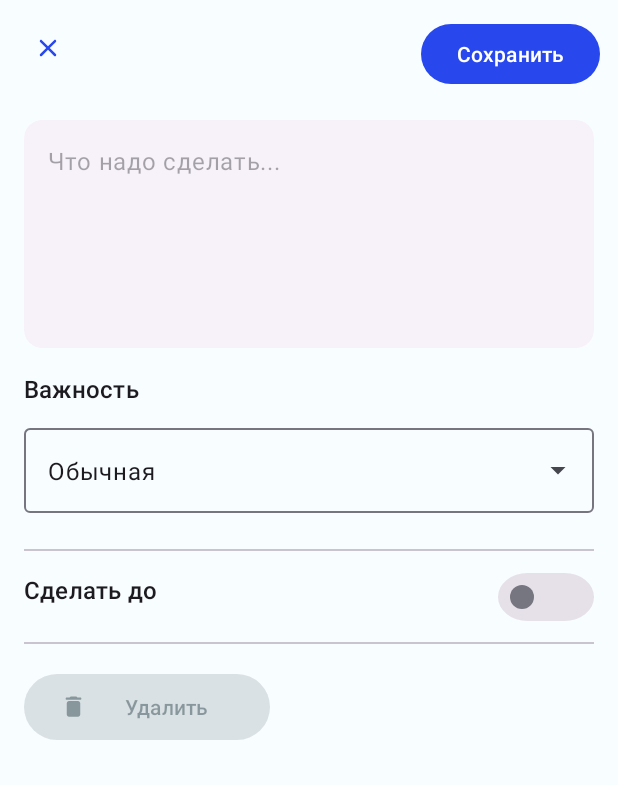
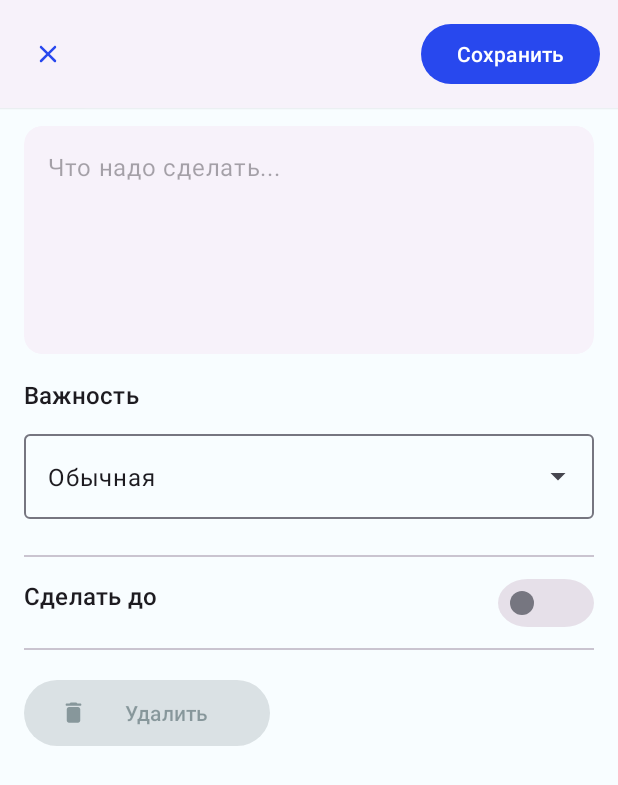
Before and after one commit to Mobile-Developement-School-23/android-todo-app-Maksoha, an Android app built with Jetpack Compose: the screen it shows after launch (MainActivity), after a tap on "Оооооооооооооооооооочееееееееень боооооо", on a phone screen of 412 x 824 dp. Shown: the top 785 px of the screen. Run offline under Robolectric (Android 15) with nearby library versions, the phone set to English and light mode, and no system bars.

Commit message:
add animation

```diff
--- a/app/src/main/res/layout/fragment_to_do_item.xml
+++ b/app/src/main/res/layout/fragment_to_do_item.xml
@@ -1,39 +1,30 @@
 <?xml version="1.0" encoding="utf-8"?>
-<ScrollView xmlns:android="http://schemas.android.com/apk/res/android"
+<androidx.coordinatorlayout.widget.CoordinatorLayout xmlns:android="http://schemas.android.com/apk/res/android"
     xmlns:tools="http://schemas.android.com/tools"
     android:layout_width="match_parent"
     android:layout_height="match_parent"
     xmlns:app="http://schemas.android.com/apk/res-auto"
-    tools:context=".ui.view.ToDoItemFragment"
-    android:orientation="vertical">
+    tools:context=".ui.view.ToDoItemFragment">
+    <com.google.android.material.appbar.AppBarLayout
+        android:id="@+id/appBarLayout"
+        android:layout_width="match_parent"
+        android:layout_height="wrap_content">
+    </com.google.android.material.appbar.AppBarLayout>
+    <androidx.core.widget.NestedScrollView
+        android:layout_width="match_parent"
+        android:layout_height="match_parent">
     <androidx.constraintlayout.widget.ConstraintLayout
         android:layout_width="match_parent"
         android:layout_height="wrap_content">
-            <com.google.android.material.button.MaterialButton
-                android:layout_width="64dp"
-                android:layout_height="64dp"
-                android:id="@+id/btn_close"
-                app:icon="@drawable/round_close_24"
-                style="@style/Widget.Material3.Button.IconButton"
-                app:layout_constraintTop_toTopOf="parent"
-                app:layout_constraintLeft_toLeftOf="parent"
-                app:iconGravity="textStart"/>
-            <com.google.android.material.button.MaterialButton
-                android:layout_width="wrap_content"
-                android:layout_height="wrap_content"
-                android:id="@+id/btn_save"
-                android:text="Сохранить"
-                android:gravity="center_vertical"
-                android:layout_margin="12dp"
-                app:layout_constraintTop_toTopOf="parent"
-                app:layout_constraintRight_toRightOf="parent"/>
+
         <com.google.android.material.card.MaterialCardView
             android:layout_width="match_parent"
             android:layout_height="wrap_content"
             android:id="@+id/cardView"
-            android:layout_margin="16dp"
+            android:layout_marginVertical="84dp"
+            android:layout_marginHorizontal="16dp"
             app:contentPadding="16dp"
-            app:layout_constraintTop_toBottomOf="@id/btn_close"
+            app:layout_constraintTop_toTopOf="parent"
             style="@style/Widget.Material3.CardView.Elevated">
 
             <com.google.android.material.textfield.TextInputEditText
@@ -121,6 +112,40 @@
             app:iconGravity="start"
             app:icon="@drawable/round_delete_24"
             app:layout_constraintTop_toBottomOf="@id/divider2"
-            app:layout_constraintLeft_toLeftOf="parent"/>
+            app:layout_constraintLeft_toLeftOf="parent"
+            app:layout_constraintBottom_toBottomOf="parent"/>
     </androidx.constraintlayout.widget.ConstraintLayout>
-</ScrollView>
+    </androidx.core.widget.NestedScrollView>
+    <androidx.cardview.widget.CardView
+        android:layout_width="match_parent"
+        android:layout_height="wrap_content"
+        android:id="@+id/cardViewTop"
+        style="@style/Widget.Material3.CardView.Elevated">
+    <androidx.constraintlayout.widget.ConstraintLayout
+        android:layout_width="match_parent"
+        android:layout_height="match_parent">
+
+    <com.google.android.material.button.MaterialButton
+        android:layout_width="64dp"
+        android:layout_height="64dp"
+        android:id="@+id/btn_close"
+        app:icon="@drawable/round_close_24"
+        style="@style/Widget.Material3.Button.IconButton"
+        app:layout_constraintTop_toTopOf="parent"
+        app:layout_constraintLeft_toLeftOf="parent"
+        app:layout_constraintBottom_toBottomOf="parent"
+        app:iconGravity="textStart"/>
+    <com.google.android.material.button.MaterialButton
+        android:layout_width="wrap_content"
+        android:layout_height="wrap_content"
+        android:id="@+id/btn_save"
+        android:text="Сохранить"
+        android:gravity="center_vertical"
+        android:layout_margin="12dp"
+        app:layout_constraintTop_toTopOf="parent"
+        app:layout_constraintRight_toRightOf="parent"
+        app:layout_constraintBottom_toBottomOf="parent"/>
+    </androidx.constraintlayout.widget.ConstraintLayout>
+    </androidx.cardview.widget.CardView>
+
+</androidx.coordinatorlayout.widget.CoordinatorLayout>
```
Also changed, not shown: app/src/main/res/layout/fragment_my_to_do_list.xml (+49 -37 lines).
